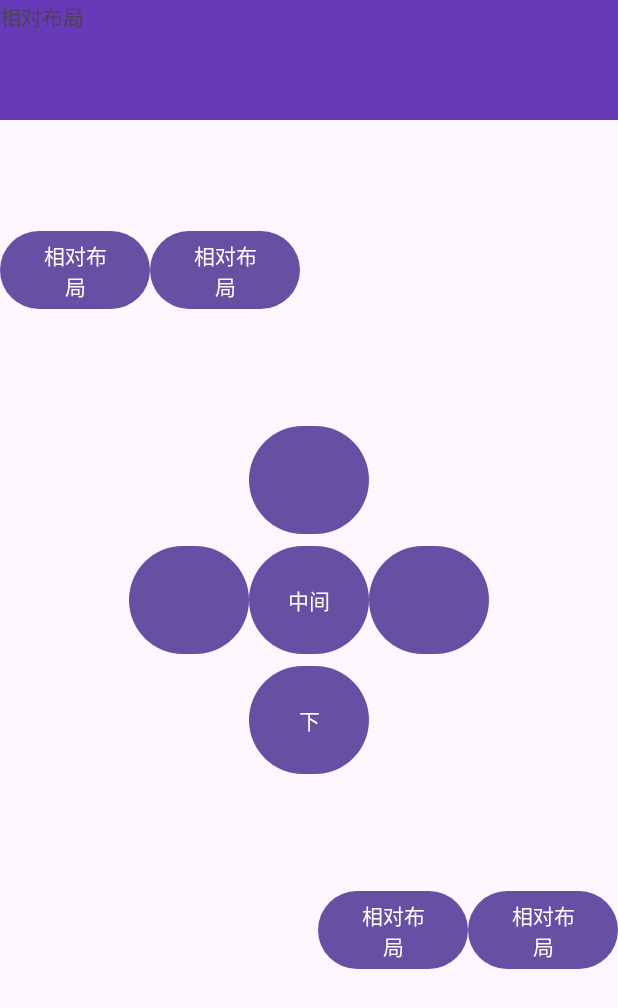
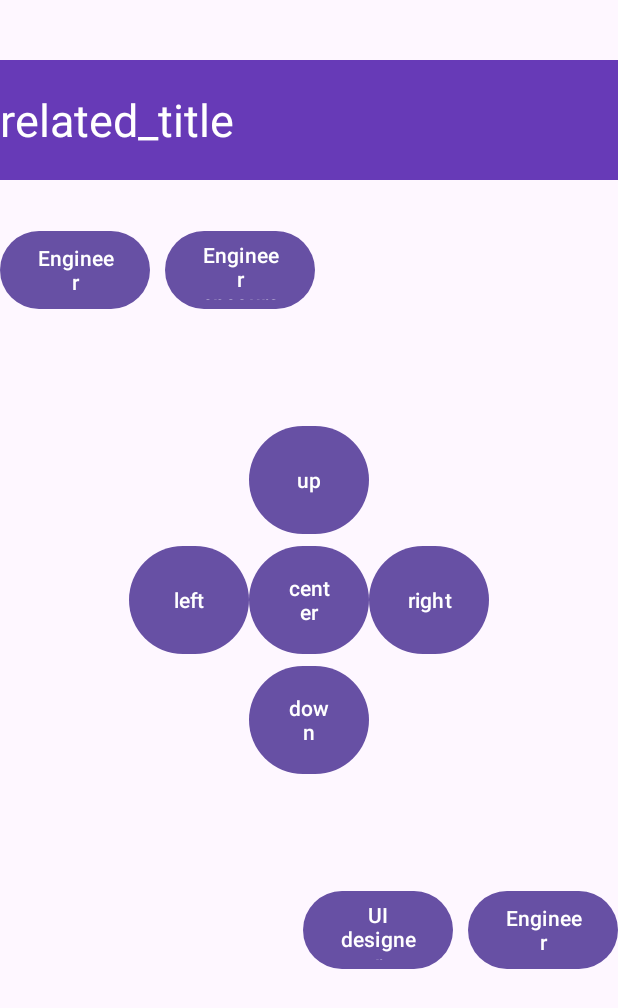
Before and after one commit to JiangWendyyy/hello_android_compose, an Android app: the RelativeActivity screen opened directly, with no data from a screen before it, on a phone screen of 412 x 824 dp. Shown: the top 1008 px of the screen. Run offline under Robolectric (Android 15) with nearby library versions, the phone set to English and light mode, and no system bars.

Commit message:
add navigateToRelatedActivity

```diff
--- a/app/src/main/java/com/thoughtworks/androidtrain/MainActivity.kt
+++ b/app/src/main/java/com/thoughtworks/androidtrain/MainActivity.kt
@@ -1,11 +1,12 @@
 package com.thoughtworks.androidtrain
 
+import android.content.Intent
 import android.os.Bundle
+import android.widget.Button
 import androidx.activity.enableEdgeToEdge
 import androidx.appcompat.app.AppCompatActivity
 import androidx.core.view.ViewCompat
 import androidx.core.view.WindowInsetsCompat
-import java.util.Locale
 
 class MainActivity : AppCompatActivity() {
     override fun onCreate(savedInstanceState: Bundle?) {
@@ -17,5 +18,15 @@ class MainActivity : AppCompatActivity() {
             v.setPadding(systemBars.left, systemBars.top, systemBars.right, systemBars.bottom)
             insets
         }
+
+        val button5: Button = findViewById(R.id.navigateToRelatedActivity)
+        button5.setOnClickListener {
+            navigateToRelatedActivity()
+        }
+    }
+
+    private fun navigateToRelatedActivity() {
+        val intent = Intent(this, RelativeActivity::class.java)
+        startActivity(intent)
     }
 }
--- a/app/src/main/res/layout/activity_main.xml
+++ b/app/src/main/res/layout/activity_main.xml
@@ -63,6 +63,7 @@
                     android:backgroundTint="@color/gray"
                     android:text="@string/button4" />
                 <Button
+                    android:id="@+id/navigateToRelatedActivity"
                     android:layout_width="match_parent"
                     android:layout_height="80dp"
                     android:layout_marginTop="16dp"
--- a/app/src/main/res/layout/relative_layout.xml
+++ b/app/src/main/res/layout/relative_layout.xml
@@ -7,10 +7,12 @@
     <TextView
         android:layout_width="match_parent"
         android:layout_height="80dp"
-        android:layout_alignParentTop="true"
+        android:layout_marginTop="40dp"
         android:background="#673AB7"
         android:text="@string/related_title"
-        android:textSize="14sp" />
+        android:textColor="@color/white"
+        android:textSize="30sp"
+        android:gravity="center_vertical"/>
 
     <RelativeLayout
         android:layout_width="match_parent"
@@ -23,13 +25,13 @@
             android:layout_width="100dp"
             android:layout_height="60dp"
             android:layout_alignParentTop="true"
-            android:text="@string/related_title" />
+            android:text="@string/Engineer" />
         <Button
             android:layout_width="100dp"
             android:layout_height="60dp"
             android:layout_alignParentTop="true"
-            android:layout_marginStart="100dp"
-            android:text="@string/related_title" />
+            android:layout_marginStart="110dp"
+            android:text="@string/Engineer_Encourage" />
 
         <RelativeLayout
             android:id="@+id/RelativeLayout3"
@@ -50,7 +52,7 @@
                 android:layout_height="80dp"
                 android:layout_centerVertical="true"
                 android:layout_toStartOf="@id/img1"
-                android:src="@string/left" />
+                android:text="@string/left" />
 
             <!-- 在中间图片的右边 -->
             <Button
@@ -59,7 +61,7 @@
                 android:layout_height="80dp"
                 android:layout_centerVertical="true"
                 android:layout_toEndOf="@id/img1"
-                android:src="@string/right" />
+                android:text="@string/right" />
 
             <!-- 在中间图片的上面-->
             <Button
@@ -68,7 +70,7 @@
                 android:layout_height="80dp"
                 android:layout_above="@id/img1"
                 android:layout_centerHorizontal="true"
-                android:src="@string/up" />
+                android:text="@string/up" />
 
             <!-- 在中间图片的下面 -->
             <Button
@@ -84,16 +86,16 @@
                 android:layout_height="60dp"
                 android:layout_centerVertical="true"
                 android:layout_alignParentEnd="true"
-                android:layout_marginEnd="100dp"
+                android:layout_marginEnd="110dp"
                 android:layout_alignParentBottom="true"
-                android:text="@string/related_title" />
+                android:text="@string/UI_designer" />
             <Button
                 android:layout_width="100dp"
                 android:layout_height="60dp"
                 android:layout_centerVertical="true"
                 android:layout_alignParentEnd="true"
                 android:layout_alignParentBottom="true"
-                android:text="@string/related_title" />
+                android:text="@string/Engineer" />
         </RelativeLayout>
     </RelativeLayout>
 
--- a/app/src/main/res/values/strings.xml
+++ b/app/src/main/res/values/strings.xml
@@ -11,12 +11,15 @@
     <string name="button9">Button9</string>
     <string name="button10">Button10</string>
     <string name="title">Android practice</string>
-    <string name="center">中间</string>
-    <string name="up">上</string>
-    <string name="down">下</string>
-    <string name="left">左</string>
-    <string name="right">右</string>
-    <string name="related_title">相对布局</string>
+    <string name="center">center</string>
+    <string name="up">up</string>
+    <string name="down">down</string>
+    <string name="left">left</string>
+    <string name="right">right</string>
+    <string name="related_title">related_title</string>
+    <string name="Engineer">Engineer</string>
+    <string name="Engineer_Encourage">Engineer encourage</string>
+    <string name="UI_designer">UI designer</string>
 
 
 </resources>
```
Also changed, not shown: 1 other file.
